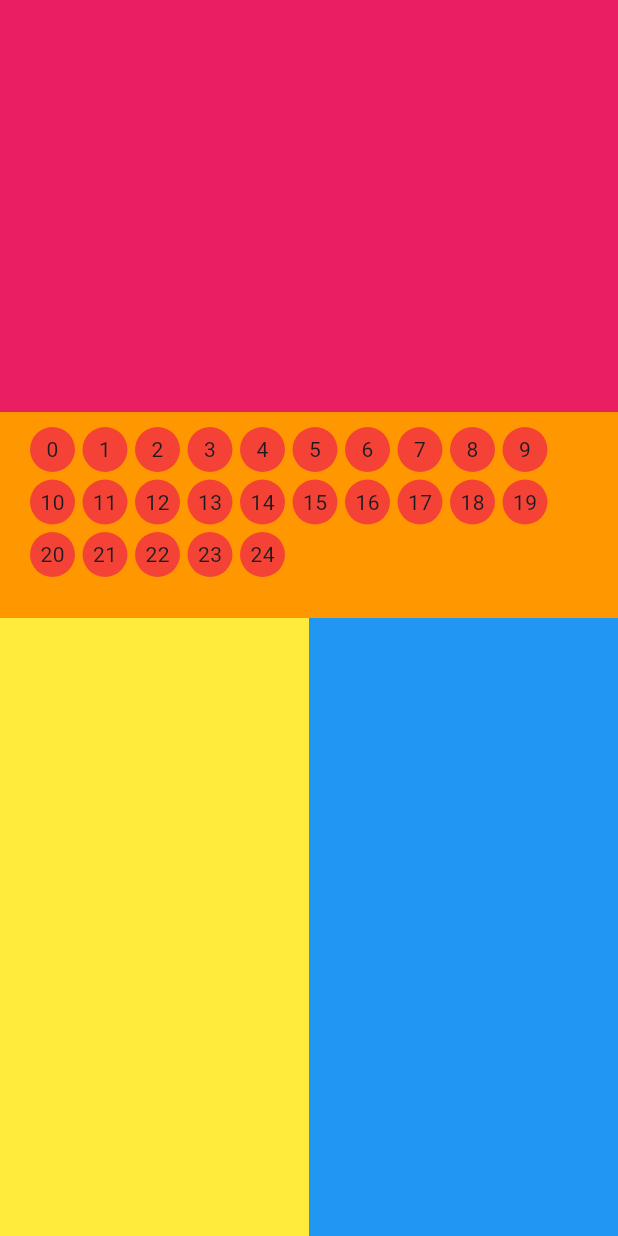
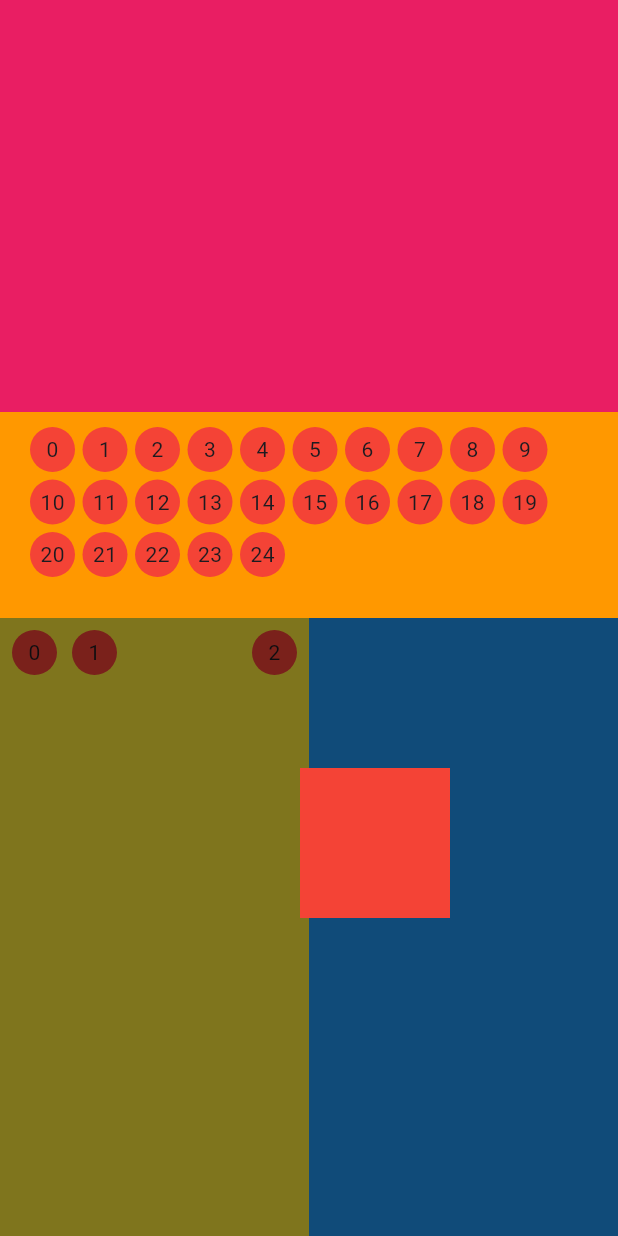
Before and after one commit to ThomasEcalle/51L1_2024_2025, a Flutter app: the screen it shows after launch, on a phone screen of 412 x 824 dp. Run offline on Flutter 3.47's test engine with Material 3 defaults, Android fonts, the phone set to English and light mode, and no system bars.

Commit message:
Add all layouts chapter

```diff
--- a/lib/layouts/layouts.dart
+++ b/lib/layouts/layouts.dart
@@ -15,7 +15,8 @@ class Layouts extends StatelessWidget {
 
     return Scaffold(
       body: SafeArea(
-        child: LayoutBuilder(builder: (context, constraints) {
+        child: LayoutBuilder(
+          builder: (context, constraints) {
             final maxHeight = constraints.maxHeight;
             return Center(
               child: Column(
@@ -57,14 +58,31 @@ class Layouts extends StatelessWidget {
                     ),
                   ),
                   Expanded(
-                  child: Container(
+                    child: Stack(
+                      children: [
+                        Container(
                           width: double.infinity,
                           color: Colors.pink,
                           child: Row(
                             children: [
                               Expanded(
                                 child: Container(
+                                  height: double.infinity,
                                   color: Colors.yellow,
+                                  child: const Padding(
+                                    padding: EdgeInsets.all(8.0),
+                                    child: Row(
+                                      crossAxisAlignment: CrossAxisAlignment.start,
+                                      mainAxisAlignment: MainAxisAlignment.spaceBetween,
+                                      children: [
+                                        RedCircle(index: 0),
+                                        SizedBox(width: 10),
+                                        RedCircle(index: 1),
+                                        Spacer(),
+                                        RedCircle(index: 2),
+                                      ],
+                                    ),
+                                  ),
                                 ),
                               ),
                               Expanded(
@@ -75,11 +93,31 @@ class Layouts extends StatelessWidget {
                             ],
                           ),
                         ),
+                        Positioned.fill(
+                          child: Container(
+                            height: 100,
+                            width: 100,
+                            color: Colors.black.withOpacity(.5),
+                          ),
+                        ),
+                        AnimatedPositioned(
+                          duration: const Duration(seconds: 1),
+                          top: 100,
+                          left: 200,
+                          child: Container(
+                            height: 100,
+                            width: 100,
+                            color: Colors.red,
+                          ),
+                        ),
+                      ],
+                    ),
                   ),
                 ],
               ),
             );
-        }),
+          },
+        ),
       ),
     );
   }
```
Lines whose indentation alone changed are shown as unchanged.
